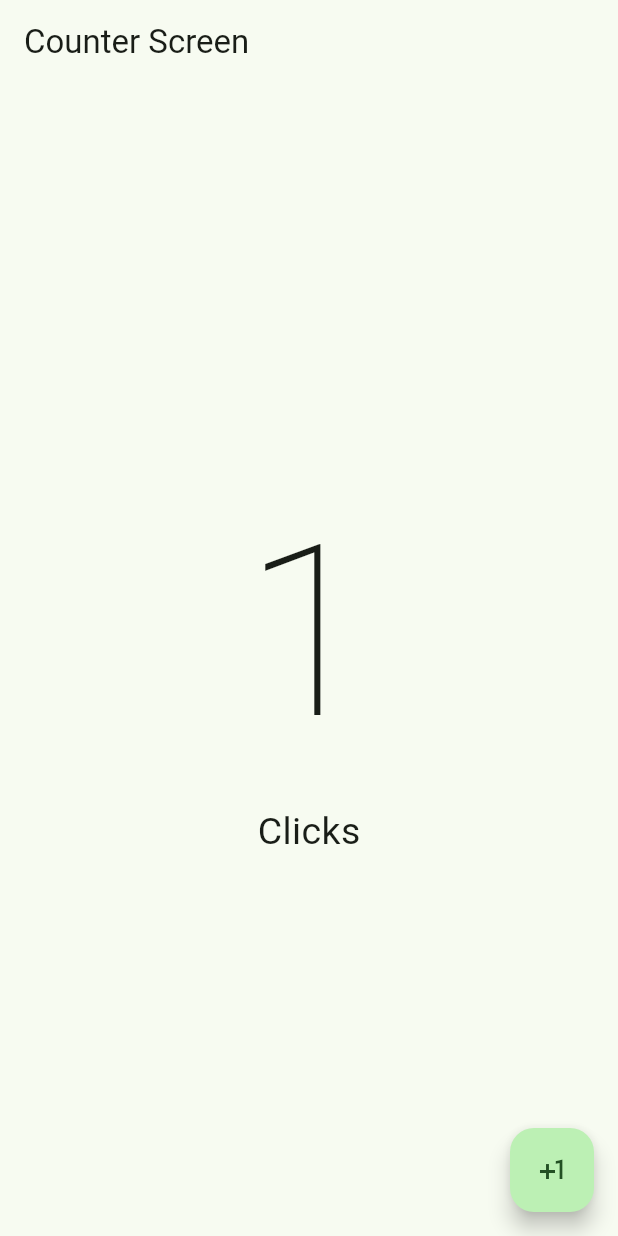
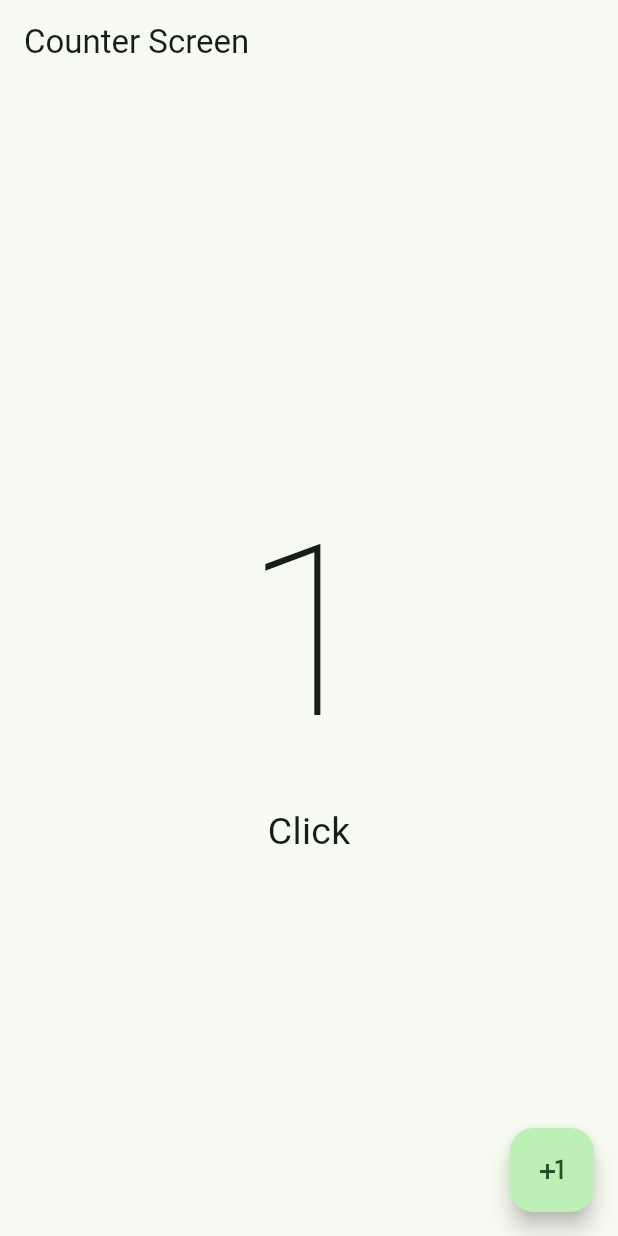
Before and after one commit to jermp96/counter, a Flutter app: the screen it shows after launch, after a tap on the "plus one" icon, on a phone screen of 412 x 824 dp. Run offline on Flutter 3.47's test engine with Material 2 defaults, Android fonts, the phone set to English and light mode, and no system bars.

Commit message:
*changing text

```diff
--- a/lib/presentation/screens/counter/counter_screen.dart
+++ b/lib/presentation/screens/counter/counter_screen.dart
@@ -26,7 +26,8 @@ class _CounterScreenState extends State<CounterScreen> {
             children: [
               Text('$clickCounter',
               style: const TextStyle(fontSize: 160, fontWeight: FontWeight.w100),),
-              const Text('Clicks', style: TextStyle(fontSize: 25),)
+              Text('Click${ clickCounter == 1 ? '' : 's'}',
+              style: const TextStyle(fontSize: 25),)
             ],
           ),
         ),
```
